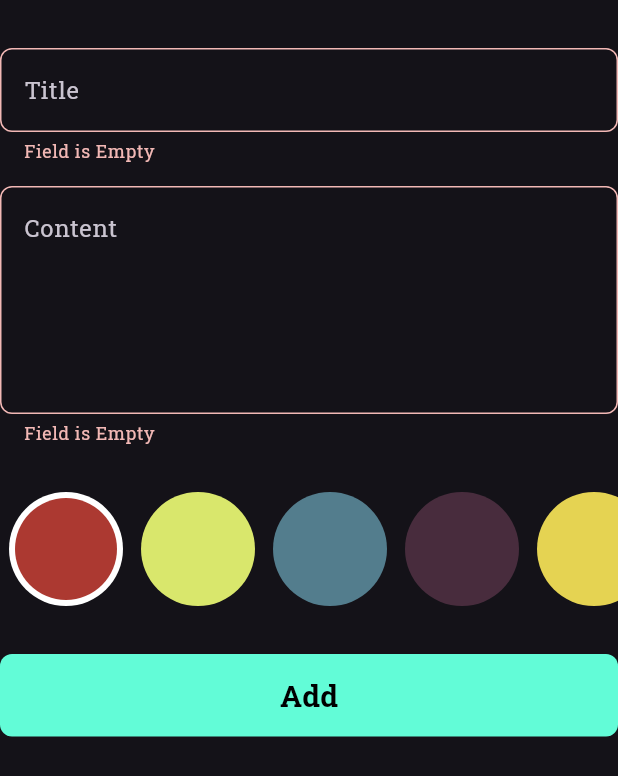
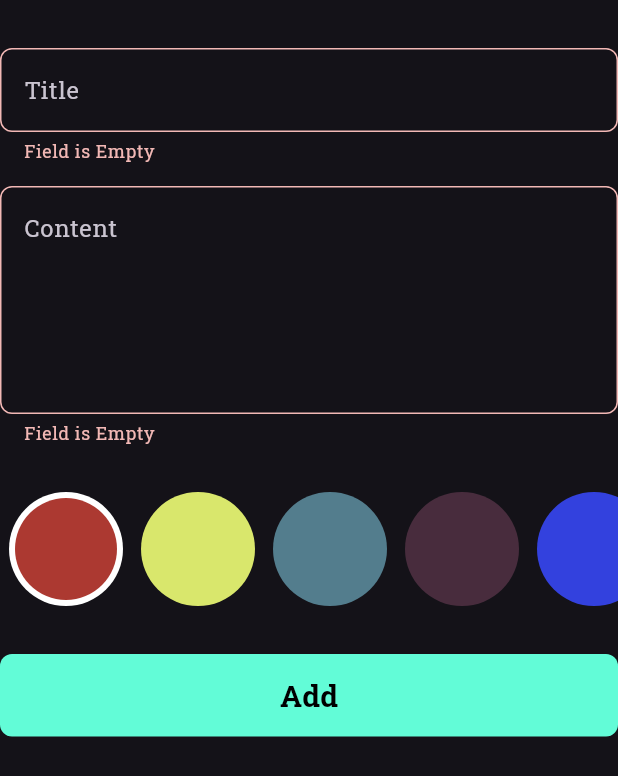
Before and after one commit to Jalo1982/notes_app, a Flutter app: the AddNoteForm widget shown alone on an empty page, opened directly, after a tap on "Add", on a phone screen of 412 x 824 dp. Shown: the top 776 px of the screen. Run offline on Flutter 3.47's test engine with Material 3 defaults, Android fonts, the phone set to English and light mode, and no system bars; our stand-ins replace bloc, flutter_bloc, hive, hive_flutter; accounts and stored records are empty.

Commit message:
Finish app

```diff
--- a/lib/constant.dart
+++ b/lib/constant.dart
@@ -8,5 +8,6 @@ List<Color> kColors = const [
   Color(0xffD9E76C),
   Color(0xff537D8D),
   Color(0xff482C3D),
-  Color(0xffE5D352),
+  Color.fromARGB(255, 51, 65, 222),
+  Color.fromARGB(255, 18, 157, 16),
 ];
--- a/lib/cubits/add_note_cubit/add_note_cubit.dart
+++ b/lib/cubits/add_note_cubit/add_note_cubit.dart
@@ -1,5 +1,4 @@
 import 'dart:ui';
-
 import 'package:bloc/bloc.dart';
 import 'package:hive_flutter/hive_flutter.dart';
 import 'package:meta/meta.dart';
--- a/lib/cubits/notes_cubit/notes_cubit.dart
+++ b/lib/cubits/notes_cubit/notes_cubit.dart
@@ -3,8 +3,6 @@ import 'package:hive/hive.dart';
 import 'package:meta/meta.dart';
 import 'package:notes_app/constant.dart';
 import 'package:notes_app/models/note_model.dart';
-import '../../constant.dart';
-
 part 'notes_state.dart';
 
 class NotesCubit extends Cubit<NotesState> {
--- a/lib/models/note_model.dart
+++ b/lib/models/note_model.dart
@@ -1,5 +1,4 @@
 import 'package:hive/hive.dart';
-
 part 'note_model.g.dart';
 
 @HiveType(typeId: 0)
--- a/lib/views/notes_view.dart
+++ b/lib/views/notes_view.dart
@@ -1,6 +1,4 @@
 import 'package:flutter/material.dart';
-import 'package:flutter_bloc/flutter_bloc.dart';
-import 'package:notes_app/cubits/notes_cubit/notes_cubit.dart';
 import 'package:notes_app/views/widgets/add_note_bottom_sheet.dart';
 import 'package:notes_app/views/widgets/notes_view_body.dart';
 
--- a/lib/views/widgets/add_note_bottom_sheet.dart
+++ b/lib/views/widgets/add_note_bottom_sheet.dart
@@ -13,7 +13,6 @@ class AddModalBottomSheet extends StatelessWidget {
       create: (context) => AddNoteCubit(),
       child: BlocConsumer<AddNoteCubit, AddNoteState>(
         listener: (context, state) {
-          //if (state is AddNoteFailure) {}
           if (state is AddNoteSuccess) {
             BlocProvider.of<NotesCubit>(context).fetchAllNotes();
             Navigator.pop(context);
--- a/lib/views/widgets/add_note_form.dart
+++ b/lib/views/widgets/add_note_form.dart
@@ -64,7 +64,7 @@ class _AddNoteFormState extends State<AddNoteForm> {
                     var noteModel = NoteModel(
                         title: title!,
                         subTitle: subTitle!,
-                        date: formattedCurrentDate, //DateTime.now().toString(),
+                        date: formattedCurrentDate,
                         color: Colors.blue.value);
                     BlocProvider.of<AddNoteCubit>(context).addNote(noteModel);
                   } else {
--- /dev/null
+++ b/lib/views/widgets/color_item.dart
@@ -0,0 +1,24 @@
+import 'package:flutter/material.dart';
+
+class ColorItem extends StatelessWidget {
+  const ColorItem({super.key, required this.isActive, required this.color});
+
+  final bool isActive;
+  final Color color;
+  @override
+  Widget build(BuildContext context) {
+    return isActive
+        ? CircleAvatar(
+            radius: 38,
+            backgroundColor: Colors.white,
+            child: CircleAvatar(
+              radius: 34,
+              backgroundColor: color,
+            ),
+          )
+        : CircleAvatar(
+            radius: 38,
+            backgroundColor: color,
+          );
+  }
+}
--- a/lib/views/widgets/color_list_view.dart
+++ b/lib/views/widgets/color_list_view.dart
@@ -2,29 +2,7 @@ import 'package:flutter/material.dart';
 import 'package:flutter_bloc/flutter_bloc.dart';
 import 'package:notes_app/cubits/add_note_cubit/add_note_cubit.dart';
 import 'package:notes_app/constant.dart';
-
-class ColorItem extends StatelessWidget {
-  const ColorItem({super.key, required this.isActive, required this.color});
-
-  final bool isActive;
-  final Color color;
-  @override
-  Widget build(BuildContext context) {
-    return isActive
-        ? CircleAvatar(
-            radius: 38,
-            backgroundColor: Colors.white,
-            child: CircleAvatar(
-              radius: 34,
-              backgroundColor: color,
-            ),
-          )
-        : CircleAvatar(
-            radius: 38,
-            backgroundColor: color,
-          );
-  }
-}
+import 'package:notes_app/views/widgets/color_item.dart';
 
 class ColorListView extends StatefulWidget {
   const ColorListView({super.key});
@@ -35,11 +13,13 @@ class ColorListView extends StatefulWidget {
 
 class _ColorListViewState extends State<ColorListView> {
   int currentIndex = 0;
+
   @override
   Widget build(BuildContext context) {
     return SizedBox(
       height: 38 * 2,
       child: ListView.builder(
+          itemCount: kColors.length,
           scrollDirection: Axis.horizontal,
           itemBuilder: (context, index) {
             return Padding(
--- a/lib/views/widgets/edit_note_colors_list_view.dart
+++ b/lib/views/widgets/edit_note_colors_list_view.dart
@@ -1,7 +1,7 @@
 import 'package:flutter/material.dart';
 import 'package:notes_app/constant.dart';
 import 'package:notes_app/models/note_model.dart';
-import 'package:notes_app/views/widgets/color_list_view.dart';
+import 'package:notes_app/views/widgets/color_item.dart';
 
 class EditNoteColorsList extends StatefulWidget {
   const EditNoteColorsList({super.key, required this.note});
@@ -25,6 +25,8 @@ class _EditNoteColorsListState extends State<EditNoteColorsList> {
     return SizedBox(
       height: 38 * 2,
       child: ListView.builder(
+        itemCount: kColors.length,
+        scrollDirection: Axis.horizontal,
         itemBuilder: (context, index) {
           return Padding(
             padding: const EdgeInsets.symmetric(horizontal: 6),
@@ -35,8 +37,8 @@ class _EditNoteColorsListState extends State<EditNoteColorsList> {
                 setState(() {});
               },
               child: ColorItem(
+                color: kColors[index],
                 isActive: currentIndex == index,
-                color: kColors[index],
               ),
             ),
           );
--- a/lib/views/widgets/edit_note_view_body.dart
+++ b/lib/views/widgets/edit_note_view_body.dart
@@ -53,9 +53,9 @@ class _EditNoteViewBodyState extends State<EditNoteViewBody> {
           const SizedBox(
             height: 16,
           ),
-          // EditNoteColorsList(
-          //   note: widget.note,
-          // )
+          EditNoteColorsList(
+            note: widget.note,
+          )
         ],
       ),
     );
```
Also changed, not shown: lib/simple_bloc_observer.dart (+3 -9 lines).
